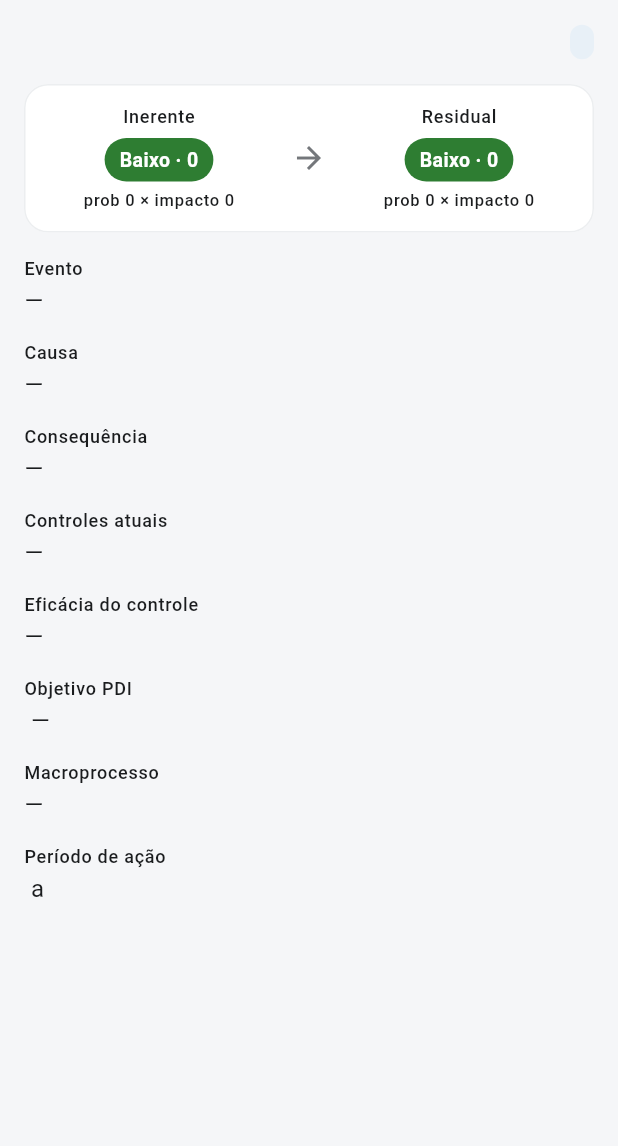
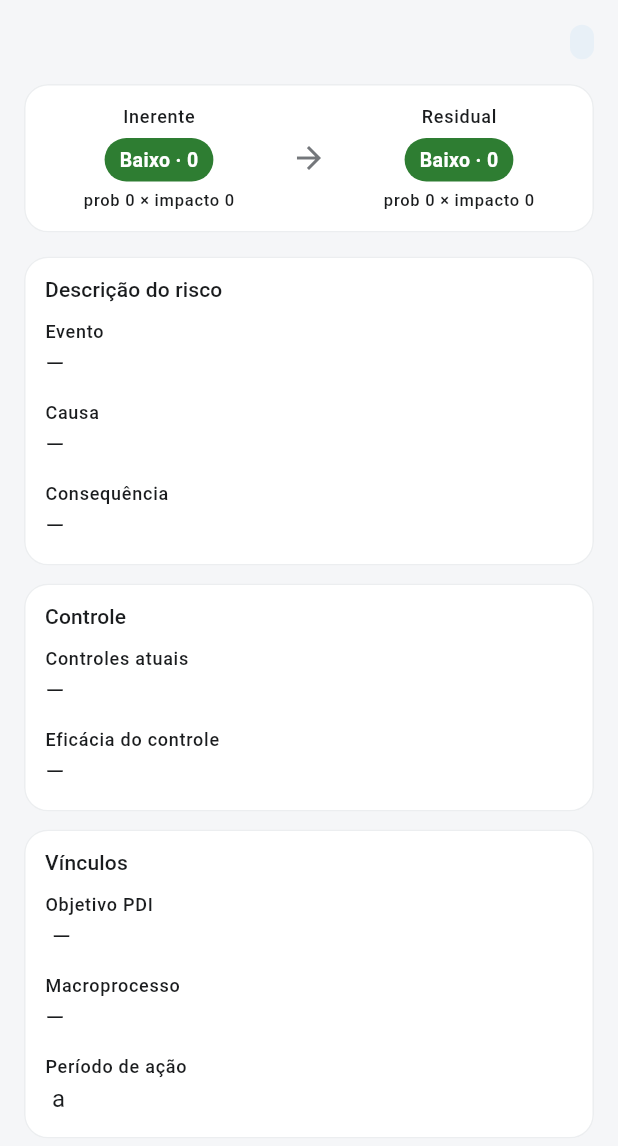
Before and after one commit to matheusgmello/gestao-riscos-mobile, a Flutter app: the _AbaDados widget shown alone on an empty page, opened directly with empty values, on a phone screen of 412 x 824 dp. Shown: the top 1146 px of the screen. Run offline on Flutter 3.47's test engine with Material 3 defaults, Android fonts, the light colour scheme and no system bars; our stand-ins replace dio, fl_chart, flutter_dotenv, flutter_secure_storage, go_router, share_plus; accounts and stored records are empty; network calls fail.

Commit message:
refactor(mobile): ajustes de UX das telas de riscos e dashboard
- card de risco mostra a redução "inerente N → residual N" e fica mais
  compacto
- aba Dados do detalhe agrupada em cartões (Descrição, Controle, Vínculos)
- sliders de probabilidade/impacto com rótulo qualitativo (Muito baixo …
  Muito alto)
- gráfico de barras do dashboard com o valor no topo de cada barra
- remove linha redundante de total sob a barra de níveis

```diff
--- a/mobile/lib/core/exportar.dart
+++ b/mobile/lib/core/exportar.dart
@@ -33,10 +33,7 @@ Future<void> exportarECompartilhar(
     await SharePlus.instance.share(ShareParams(files: [XFile(arquivo.path)]));
   } catch (e) {
     if (context.mounted) {
-      mostrarErro(
-        context,
-        'Arquivo salvo, mas o compartilhamento falhou: $e',
-      );
+      mostrarErro(context, 'Arquivo salvo, mas o compartilhamento falhou: $e');
     }
   }
 }
--- a/mobile/lib/features/riscos/risco_detalhe_screen.dart
+++ b/mobile/lib/features/riscos/risco_detalhe_screen.dart
@@ -385,11 +385,18 @@ class _AbaDados extends StatelessWidget {
         const SizedBox(height: 16),
         _NivelResumo(risco: risco),
         const SizedBox(height: 16),
+        _secao(context, 'Descrição do risco', [
           _campo(context, 'Evento', risco.evento),
           _campo(context, 'Causa', risco.causa),
           _campo(context, 'Consequência', risco.consequencia),
+        ]),
+        const SizedBox(height: 12),
+        _secao(context, 'Controle', [
           _campo(context, 'Controles atuais', risco.controlesAtuais),
           _campo(context, 'Eficácia do controle', risco.eficaciaControle),
+        ]),
+        const SizedBox(height: 12),
+        _secao(context, 'Vínculos', [
           if (risco.objetivo != null)
             _campo(context, 'Objetivo PDI', risco.objetivo!.rotulo),
           if (risco.macroprocesso != null)
@@ -400,12 +407,30 @@ class _AbaDados extends StatelessWidget {
               'Período de ação',
               '${risco.periodoInicio} a ${risco.periodoFim ?? '—'}',
             ),
+        ]),
       ],
     );
   }
 
+  Widget _secao(BuildContext context, String titulo, List<Widget> campos) {
+    if (campos.isEmpty) return const SizedBox.shrink();
+    return Card(
+      child: Padding(
+        padding: const EdgeInsets.fromLTRB(14, 12, 14, 2),
+        child: Column(
+          crossAxisAlignment: CrossAxisAlignment.start,
+          children: [
+            Text(titulo, style: Theme.of(context).textTheme.titleSmall),
+            const SizedBox(height: 10),
+            ...campos,
+          ],
+        ),
+      ),
+    );
+  }
+
   Widget _campo(BuildContext context, String rotulo, String valor) => Padding(
-    padding: const EdgeInsets.only(bottom: 14),
+    padding: const EdgeInsets.only(bottom: 12),
     child: Column(
       crossAxisAlignment: CrossAxisAlignment.start,
       children: [
```
Also changed, not shown: mobile/lib/features/dashboard/dashboard_screen.dart (+17 -5 lines), mobile/lib/features/riscos/risco_form_screen.dart (+26 -6 lines), mobile/lib/features/riscos/riscos_screen.dart (+4 -4 lines). Lines whose indentation alone changed are shown as unchanged.
